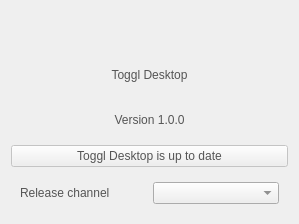
Above: src/ui/linux/TogglDesktop/aboutdialog.ui from toggl-open-source/toggldesktop before the change. Below: the same form after it.
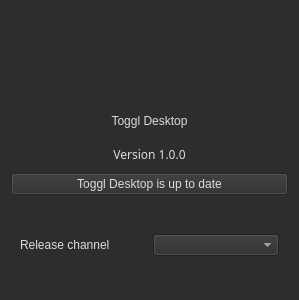
That is the form after the change. Icons and pictures are not drawn.

Commit message: Updated about window to dark theme (linux)

Patch:
```diff
--- a/src/ui/linux/TogglDesktop/aboutdialog.ui
+++ b/src/ui/linux/TogglDesktop/aboutdialog.ui
@@ -7,25 +7,40 @@
     <x>0</x>
     <y>0</y>
     <width>299</width>
-    <height>224</height>
+    <height>300</height>
    </rect>
   </property>
   <property name="windowTitle">
    <string>About</string>
   </property>
   <property name="styleSheet">
-   <string notr="true">color:rgb(85, 85, 85);</string>
+   <string notr="true">color:rgb(220, 220, 220);background-color: rgb(45, 45, 45);</string>
   </property>
   <layout class="QVBoxLayout" name="verticalLayout">
    <item>
     <widget class="QLabel" name="logo">
+     <property name="autoFillBackground">
+      <bool>false</bool>
+     </property>
      <property name="text">
       <string/>
      </property>
+     <property name="pixmap">
+      <pixmap resource="Resources.qrc">:/images/toggl-white-icon.png</pixmap>
+     </property>
+     <property name="alignment">
+      <set>Qt::AlignCenter</set>
+     </property>
     </widget>
    </item>
    <item>
     <widget class="QLabel" name="togglDesktop">
+     <property name="maximumSize">
+      <size>
+       <width>16777215</width>
+       <height>30</height>
+      </size>
+     </property>
      <property name="text">
       <string>Toggl Desktop</string>
      </property>
@@ -36,6 +51,18 @@
    </item>
    <item>
     <widget class="QLabel" name="version">
+     <property name="maximumSize">
+      <size>
+       <width>16777215</width>
+       <height>25</height>
+      </size>
+     </property>
+     <property name="font">
+      <font>
+       <family>Abyssinica SIL</family>
+       <pointsize>9</pointsize>
+      </font>
+     </property>
      <property name="text">
       <string>Version 1.0.0</string>
      </property>
@@ -49,6 +76,9 @@
      <property name="enabled">
       <bool>false</bool>
      </property>
+     <property name="styleSheet">
+      <string notr="true">color:rgb(220, 220, 220);</string>
+     </property>
      <property name="text">
       <string>Toggl Desktop is up to date</string>
      </property>
@@ -65,7 +95,11 @@
        </widget>
       </item>
       <item>
-       <widget class="QComboBox" name="releaseChannel"/>
+       <widget class="QComboBox" name="releaseChannel">
+        <property name="styleSheet">
+         <string notr="true">color:rgb(220, 220, 220);</string>
+        </property>
+       </widget>
       </item>
      </layout>
     </widget>
```
Left out of the diff: 4 changed lines with no effect on the pictures. The commit also changes 2 other files.
